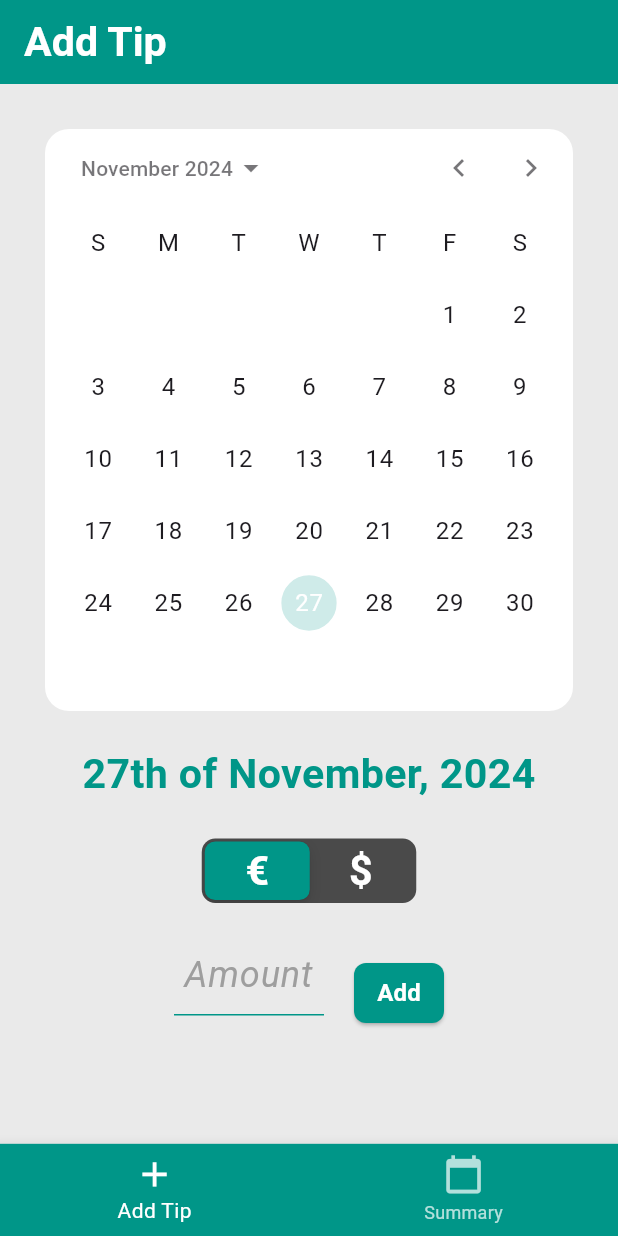
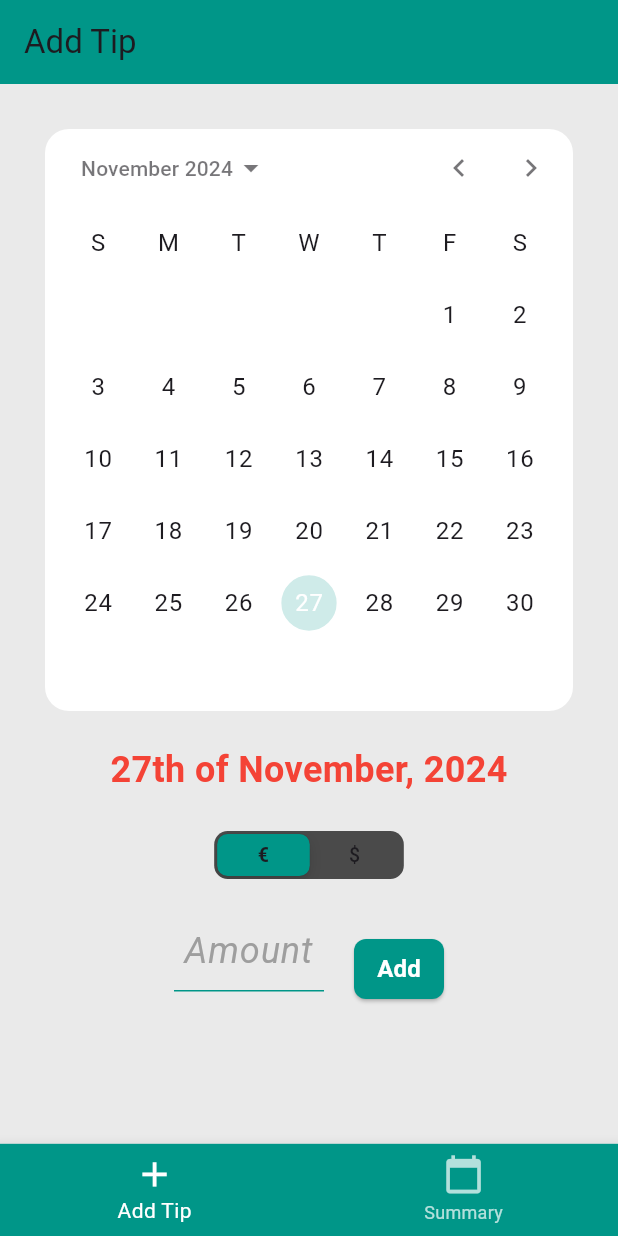
Before and after one commit to DiegoLSdev/tips_tracker, a Flutter app: the screen it shows after launch, on a phone screen of 412 x 824 dp. Run offline on Flutter 3.47's test engine with Material 3 defaults, Android fonts, the phone set to English and light mode, and no system bars; drawn by our look-alikes of calendar_date_picker2; our stand-ins replace flutter_screenutil.

Commit message:
Restored Styles

```diff
--- a/lib/components/add_tip_dialog.dart
+++ b/lib/components/add_tip_dialog.dart
@@ -65,19 +65,17 @@ class _AddTipDialogState extends State<AddTipDialog> {
             groupValue: currencyIndex,
             backgroundColor: const Color.fromARGB(255, 74, 74, 74),
             thumbColor: Colors.teal,
-            children: <int, Widget>{
+            children: const <int, Widget>{
               0: Padding(
-                padding: const EdgeInsets.symmetric(horizontal: 16.0),
+                padding:  EdgeInsets.symmetric(horizontal: 16.0),
                 child: Text(
                   '€',
-                  style: DarkStyles.title,
                 ),
               ),
               1: Padding(
-                padding: const EdgeInsets.symmetric(horizontal: 16.0),
+                padding:  EdgeInsets.symmetric(horizontal: 16.0),
                 child: Text(
                   '\$',
-                  style: DarkStyles.title,
                 ),
               ),
             },
--- a/lib/screens/add_tip_screen.dart
+++ b/lib/screens/add_tip_screen.dart
@@ -24,7 +24,7 @@ class _AddTipScreenState extends State<AddTipScreen> {
     return Scaffold(
       // backgroundColor: Colors.red,
       appBar: AppBar(
-        title: Text('Add Tip', style: DarkStyles.title),
+        title: const Text('Add Tip'),
         backgroundColor: Colors.teal,
       ),
       body: Container(
--- a/lib/screens/yearly_and_monthly_screen.dart
+++ b/lib/screens/yearly_and_monthly_screen.dart
@@ -86,7 +86,7 @@ class _MonthlyAndYearlyTipsScreenState
     return Scaffold(
       backgroundColor: const Color.fromRGBO(234, 234, 234, 1),
       appBar: AppBar(
-        title: Text('Summary', style: DarkStyles.title),
+        title: const Text('Summary'),
         backgroundColor: Colors.teal,
       ),
       body: Padding(
@@ -111,11 +111,9 @@ class _MonthlyAndYearlyTipsScreenState
                   children: [
                     Text(
                       DateFormat('MMMM yyyy').format(_currentMonth),
-                      style: DarkStyles.title2,
                     ),
                     Text(
                       "Total: €${monthlyTotalEuro.toStringAsFixed(2)} / \$${monthlyTotalDollar.toStringAsFixed(2)}",
-                      style: DarkStyles.subtitle2,
                     ),
                   ],
                 ),
@@ -245,8 +243,8 @@ Expanded(
                   icon: const Icon(Icons.arrow_back),
                   color: Colors.grey,
                 ),
-                Text(DateFormat('yyyy').format(_currentYear),
-                    style: DarkStyles.title2),
+                Text(DateFormat('yyyy').format(_currentYear)
+                ),
                 IconButton(
                     onPressed: () {
                       setState(() {
@@ -280,7 +278,6 @@ Expanded(
                         const SizedBox(height: 4),
                         Text(
                           "€ ${yearlyTotalEuro.toStringAsFixed(2)}",
-                          style: DarkStyles.title,
                         ),
                       ],
                     ),
@@ -303,7 +300,6 @@ Expanded(
                         const SizedBox(height: 4),
                         Text(
                           "\$ ${yearlyTotalDollar.toStringAsFixed(2)}",
-                          style: DarkStyles.title,
                         ),
                       ],
                     ),
--- a/lib/styles/theme.dart
+++ b/lib/styles/theme.dart
@@ -2,15 +2,15 @@ import 'package:flutter/material.dart';
 import 'package:flutter_screenutil/flutter_screenutil.dart';
 
 class DarkStyles {
-  static TextStyle title = TextStyle(
-    color:  Colors.white,
-    fontSize: 24.sp,
+  static TextStyle title = const TextStyle(
+    color:  Colors.red,
+    fontSize: 24,
     fontWeight: FontWeight.bold,
   );
 
-  static TextStyle title2 = TextStyle(
-    color:  Colors.teal,
-    fontSize: 24.sp,
+  static TextStyle title2 = const TextStyle(
+    color:  Colors.red,
+    fontSize: 24,
     fontWeight: FontWeight.bold,
   );
 
```
Also changed, not shown: pubspec.lock.
